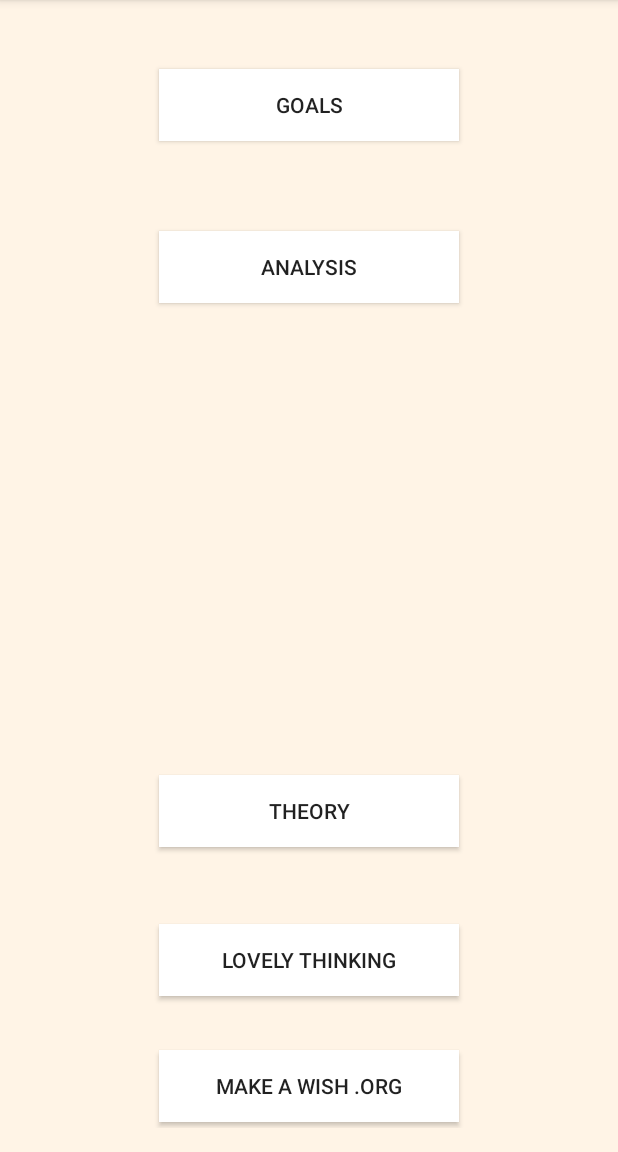
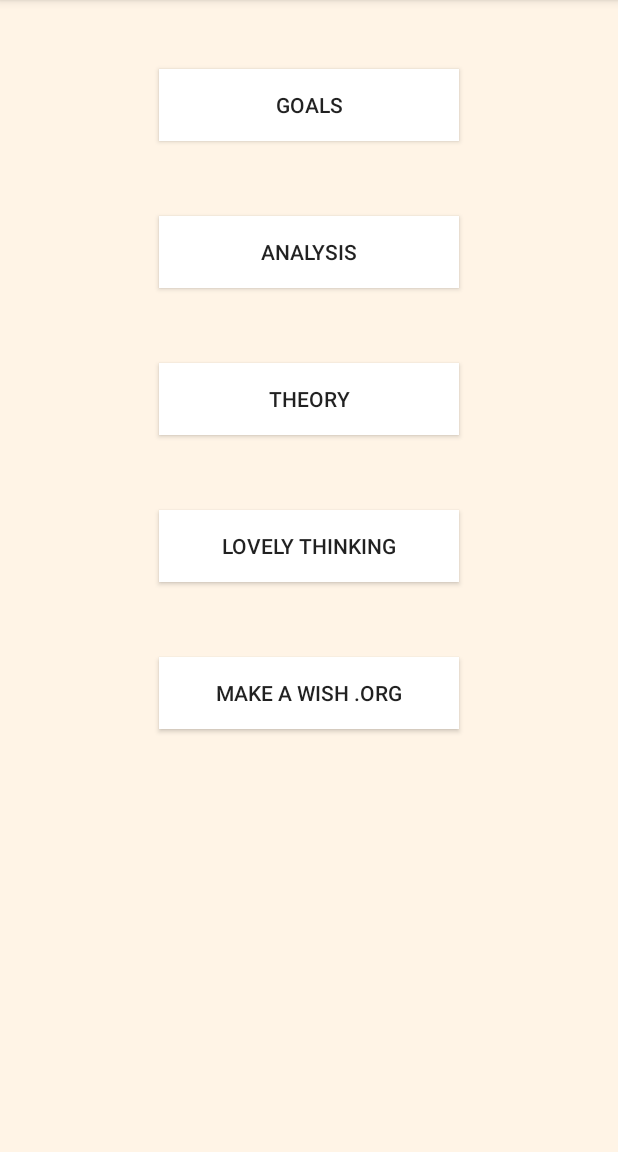
Before and after one commit to cddewitt/Capstone, an Android app: the screen it shows after launch (MainActivity), on a phone screen of 412 x 824 dp, the part 84-1236 px from its top. Run offline under Robolectric (Android 15) with nearby library versions, the phone set to English and light mode, and no system bars.

Commit message:
Made main screen buttons more uniform

```diff
--- a/app/src/main/res/layout/main.xml
+++ b/app/src/main/res/layout/main.xml
@@ -26,7 +26,7 @@
         android:layout_height="wrap_content"
         android:layout_alignStart="@+id/btnGoals"
         android:layout_below="@+id/btnGoals"
-        android:layout_marginTop="60dp"
+        android:layout_marginTop="50dp"
         android:background="#ffffff"
         android:onClick="btnAnalysisClick"
         android:text="Analysis" />
@@ -35,9 +35,9 @@
         android:id="@+id/btnTheory"
         android:layout_width="200dp"
         android:layout_height="wrap_content"
-        android:layout_above="@+id/btnALovelyThinking"
+        android:layout_below="@+id/btnAnalysis"
         android:layout_alignStart="@+id/btnAnalysis"
-        android:layout_marginBottom="51dp"
+        android:layout_marginTop="50dp"
         android:background="#ffffff"
         android:onClick="btnTheoryClick"
         android:text="Theory" />
@@ -46,9 +46,9 @@
         android:id="@+id/btnALovelyThinking"
         android:layout_width="200dp"
         android:layout_height="wrap_content"
-        android:layout_alignParentBottom="true"
+        android:layout_below="@id/btnTheory"
         android:layout_alignStart="@+id/btnTheory"
-        android:layout_marginBottom="88dp"
+        android:layout_marginTop="50dp"
         android:background="#ffffff"
         android:onClick="btnLovelyThinkingClick"
         android:text="Lovely Thinking" />
@@ -57,9 +57,9 @@
         android:id="@+id/btnDonate"
         android:layout_width="200dp"
         android:layout_height="wrap_content"
-        android:layout_alignParentBottom="true"
         android:layout_alignStart="@+id/btnTheory"
-        android:layout_marginBottom="4dp"
+        android:layout_below="@id/btnALovelyThinking"
+        android:layout_marginTop="50dp"
         android:background="#ffffff"
         android:text="Make a Wish .org"
         android:onClick="btnDonateClick" />
```
